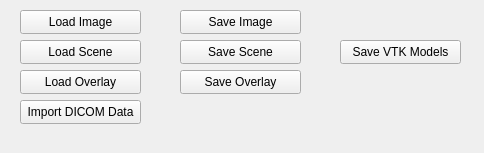
Qt form src/minder3d/lib/sovImportExportPanelWidget.ui (sasaigoli05/Minder3D) before a commit.
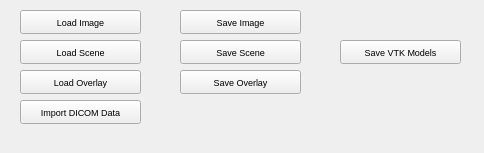
The same form after that commit.

What changed in the file:
```diff
--- a/src/minder3d/lib/sovImportExportPanelWidget.ui
+++ b/src/minder3d/lib/sovImportExportPanelWidget.ui
@@ -22,6 +22,11 @@
      <height>24</height>
     </rect>
    </property>
+   <property name="font">
+    <font>
+     <pointsize>7</pointsize>
+    </font>
+   </property>
    <property name="text">
     <string>Load Image</string>
    </property>
@@ -35,6 +40,11 @@
      <height>24</height>
     </rect>
    </property>
+   <property name="font">
+    <font>
+     <pointsize>7</pointsize>
+    </font>
+   </property>
    <property name="text">
     <string>Import DICOM Data</string>
    </property>
@@ -48,6 +58,11 @@
      <height>24</height>
     </rect>
    </property>
+   <property name="font">
+    <font>
+     <pointsize>7</pointsize>
+    </font>
+   </property>
    <property name="text">
     <string>Save Image</string>
    </property>
@@ -61,6 +76,11 @@
      <height>24</height>
     </rect>
    </property>
+   <property name="font">
+    <font>
+     <pointsize>7</pointsize>
+    </font>
+   </property>
    <property name="text">
     <string>Save Scene</string>
    </property>
@@ -74,6 +94,11 @@
      <height>24</height>
     </rect>
    </property>
+   <property name="font">
+    <font>
+     <pointsize>7</pointsize>
+    </font>
+   </property>
    <property name="text">
     <string>Load Scene</string>
    </property>
@@ -87,6 +112,11 @@
      <height>24</height>
     </rect>
    </property>
+   <property name="font">
+    <font>
+     <pointsize>7</pointsize>
+    </font>
+   </property>
    <property name="text">
     <string>Save Overlay</string>
    </property>
@@ -100,6 +130,11 @@
      <height>24</height>
     </rect>
    </property>
+   <property name="font">
+    <font>
+     <pointsize>7</pointsize>
+    </font>
+   </property>
    <property name="text">
     <string>Save VTK Models</string>
    </property>
@@ -113,6 +148,11 @@
      <height>24</height>
     </rect>
    </property>
+   <property name="font">
+    <font>
+     <pointsize>7</pointsize>
+    </font>
+   </property>
    <property name="text">
     <string>Load Overlay</string>
    </property>
```
